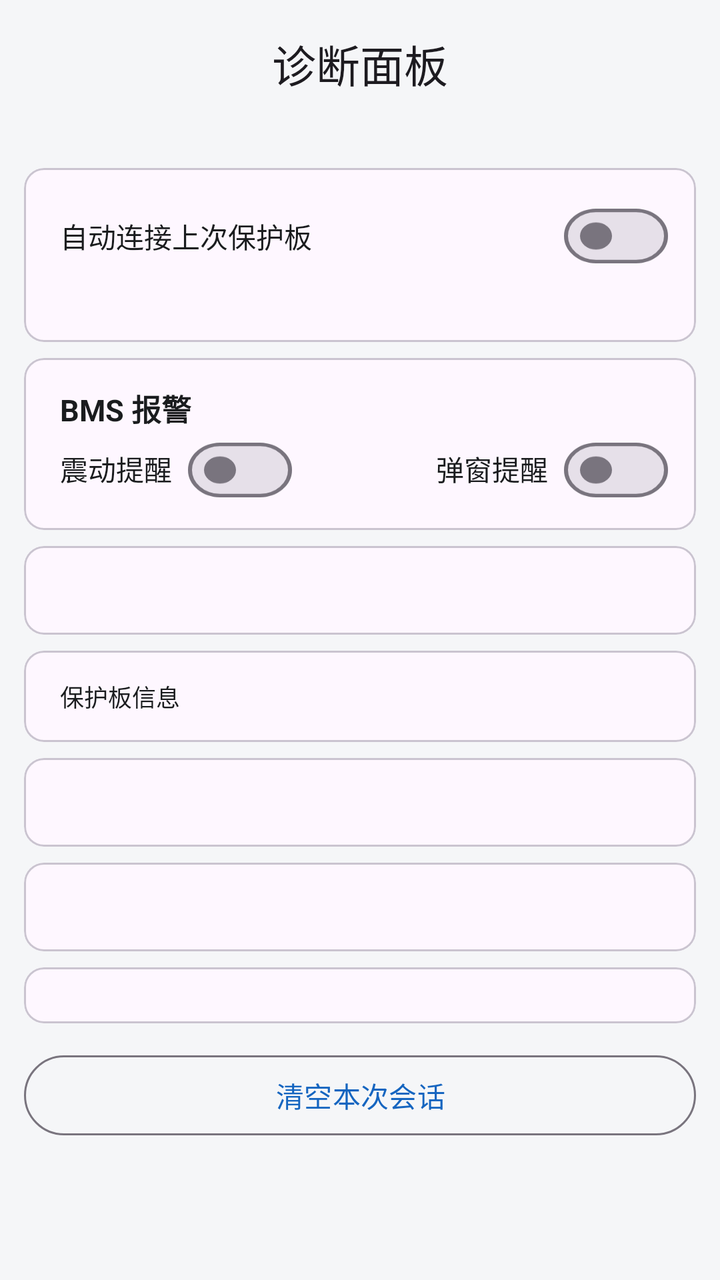
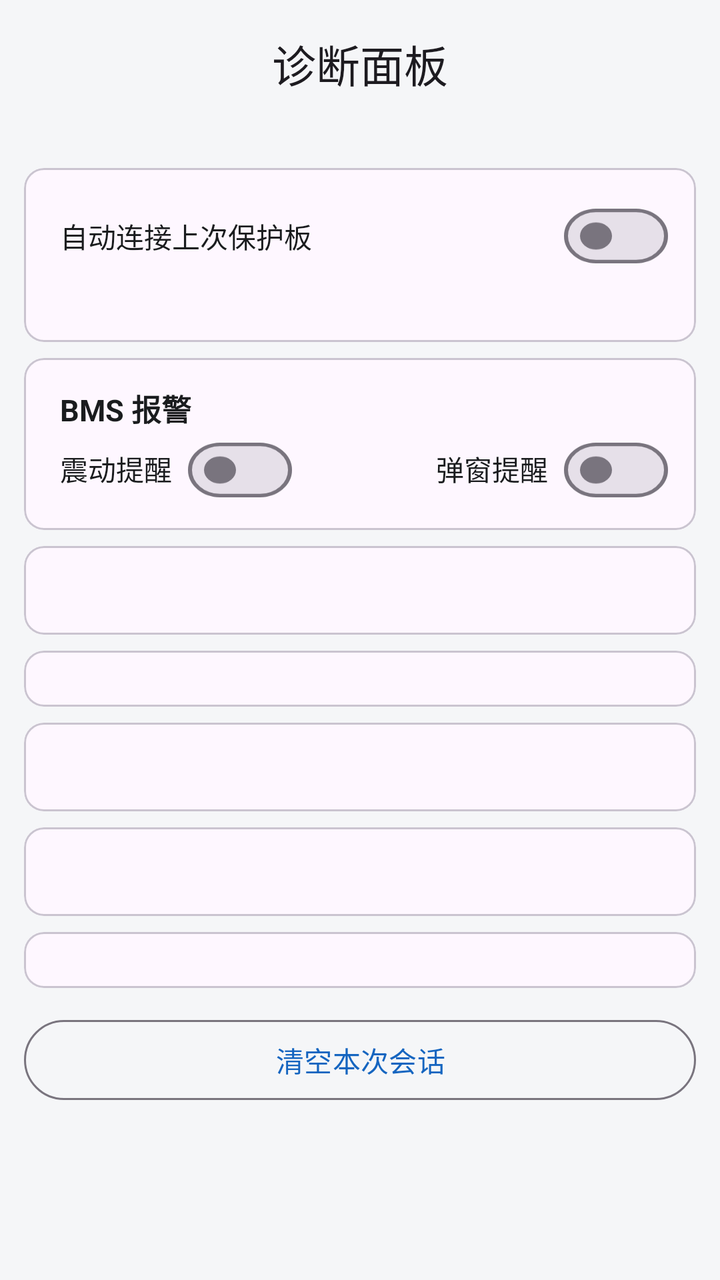

An Android layout rendered at two revisions. The XML below is the earlier revision; the diff shows what the commit changed to produce the second picture.
<!-- AndroidManifest.xml: application theme Theme.YYBMS -->
<!-- res/layout/activity_diag.xml -->
<?xml version="1.0" encoding="utf-8"?>
<LinearLayout xmlns:android="http://schemas.android.com/apk/res/android"
    xmlns:app="http://schemas.android.com/apk/res-auto"
    android:layout_width="match_parent"
    android:layout_height="match_parent"
    android:orientation="vertical">

    
    <com.google.android.material.appbar.MaterialToolbar
        android:id="@+id/toolbar"
        android:layout_width="match_parent"
        android:layout_height="?attr/actionBarSize"
        app:titleCentered="true"
        app:title="@string/diag_title" />

    <ScrollView
        android:layout_width="match_parent"
        android:layout_height="match_parent">

        <LinearLayout
            android:layout_width="match_parent"
            android:layout_height="wrap_content"
            android:orientation="vertical"
            android:padding="12dp">

            
            <com.google.android.material.card.MaterialCardView
                style="@style/DiagCard">

                <LinearLayout
                    android:layout_width="match_parent"
                    android:layout_height="wrap_content"
                    android:orientation="vertical"
                    android:paddingStart="4dp">

                    
                    <LinearLayout
                        android:layout_width="match_parent"
                        android:layout_height="wrap_content"
                        android:layout_marginTop="4dp"
                        android:gravity="center_vertical"
                        android:orientation="horizontal">

                        <TextView
                            android:layout_width="0dp"
                            android:layout_height="wrap_content"
                            android:layout_weight="1"
                            android:text="@string/setting_auto_connect"
                            android:textColor="@color/text_primary"
                            android:textSize="14sp" />

                        <com.google.android.material.materialswitch.MaterialSwitch
                            android:id="@+id/switch_diag_auto_connect"
                            android:layout_width="wrap_content"
                            android:layout_height="28dp"
                            android:minHeight="0dp"
                            android:scaleY="0.85" />
                    </LinearLayout>

                    <TextView
                        android:id="@+id/tv_diag_saved_device"
                        android:layout_width="match_parent"
                        android:layout_height="wrap_content"
                        android:layout_marginTop="4dp"
                        android:textColor="@color/text_primary"
                        android:textSize="14sp" />
                </LinearLayout>
            </com.google.android.material.card.MaterialCardView>

            
            <com.google.android.material.card.MaterialCardView
                style="@style/DiagCard">

                <LinearLayout
                    android:layout_width="match_parent"
                    android:layout_height="wrap_content"
                    android:orientation="vertical"
                    android:paddingStart="4dp">

                    <TextView
                        style="@style/CardTitle"
                        android:layout_width="wrap_content"
                        android:layout_height="wrap_content"
                        android:text="@string/bms_alarm_title" />

                    
                    <LinearLayout
                        android:layout_width="match_parent"
                        android:layout_height="wrap_content"
                        android:layout_marginTop="4dp"
                        android:orientation="horizontal">

                        <TextView
                            android:layout_width="wrap_content"
                            android:layout_height="wrap_content"
                            android:layout_marginEnd="8dp"
                            android:text="@string/bms_alarm_vibrate"
                            android:textColor="@color/text_primary"
                            android:textSize="14sp" />

                        <com.google.android.material.materialswitch.MaterialSwitch
                            android:id="@+id/switch_diag_vibrate"
                            android:layout_width="wrap_content"
                            android:layout_height="28dp"
                            android:minHeight="0dp"
                            android:scaleY="0.85" />

                        <Space
                            android:layout_width="0dp"
                            android:layout_height="1dp"
                            android:layout_weight="1" />

                        <TextView
                            android:layout_width="wrap_content"
                            android:layout_height="wrap_content"
                            android:layout_marginEnd="8dp"
                            android:text="@string/bms_alarm_dialog"
                            android:textColor="@color/text_primary"
                            android:textSize="14sp" />

                        <com.google.android.material.materialswitch.MaterialSwitch
                            android:id="@+id/switch_diag_dialog"
                            android:layout_width="wrap_content"
                            android:layout_height="28dp"
                            android:minHeight="0dp"
                            android:scaleY="0.85" />
                    </LinearLayout>
                </LinearLayout>
            </com.google.android.material.card.MaterialCardView>


       <com.google.android.material.card.MaterialCardView
         style="@style/DiagCard">

    
    <TextView
    style="@style/DiagText"
    android:id="@+id/tv_device" />
      </com.google.android.material.card.MaterialCardView>



     <com.google.android.material.card.MaterialCardView
            style="@style/DiagCard">

        <LinearLayout
  style="@style/DiagTable">

     <TextView
   style="@style/DiagText"
android:text="保护板信息" />

            <LinearLayout
      android:id="@+id/ll_identity"
     android:layout_width="match_parent"
           android:layout_height="wrap_content"
  android:orientation="vertical" />
        </LinearLayout>
    </com.google.android.material.card.MaterialCardView>

            
            <com.google.android.material.card.MaterialCardView
                style="@style/DiagCard">

                <TextView
                    style="@style/DiagText"
                    android:id="@+id/tv_derived" />
            </com.google.android.material.card.MaterialCardView>


        
        <com.google.android.material.card.MaterialCardView
style="@style/DiagCard">

       <LinearLayout
       style="@style/DiagTable">

    <LinearLayout
            android:id="@+id/ll_alarms"
   android:layout_width="match_parent"
                android:layout_height="wrap_content"
 android:orientation="vertical" />

      <TextView
             style="@style/DiagText"
 android:id="@+id/tv_alarms" />
         </LinearLayout>
        </com.google.android.material.card.MaterialCardView>

            
            <com.google.android.material.card.MaterialCardView
       style="@style/DiagCard">

  <LinearLayout
      style="@style/DiagTable">

    <LinearLayout
        android:id="@+id/ll_anchors"
      android:layout_width="match_parent"
        android:layout_height="wrap_content"
      android:orientation="vertical" />
    </LinearLayout>
            </com.google.android.material.card.MaterialCardView>

            <com.google.android.material.button.MaterialButton
                android:id="@+id/btn_reset"
                style="@style/Widget.Material3.Button.OutlinedButton"
                android:layout_width="match_parent"
                android:layout_height="wrap_content"
                android:layout_marginTop="12dp"
                android:layout_marginBottom="24dp"
                android:text="@string/diag_reset" />
        </LinearLayout>
    </ScrollView>
</LinearLayout>
<!-- resources referenced by this layout -->
<resources>
  <color name="text_primary">#1A1C1E</color>
  <string name="bms_alarm_dialog">弹窗提醒</string>
  <string name="bms_alarm_title">BMS 报警</string>
  <string name="bms_alarm_vibrate">震动提醒</string>
  <string name="diag_reset">清空本次会话</string>
  <string name="diag_title">诊断面板</string>
  <string name="setting_auto_connect">自动连接上次保护板</string>
  <style name="CardTitle">
          <item name="android:layout_width">wrap_content</item>
          <item name="android:layout_height">wrap_content</item>
          <item name="android:textSize">15sp</item>
          <item name="android:textStyle">bold</item>
          <item name="android:textColor">@color/text_primary</item>
      </style>
  <style name="DiagCard">
          <item name="android:layout_width">match_parent</item>
          <item name="android:layout_height">wrap_content</item>
          <item name="android:layout_marginTop">8dp</item>
          
          <item name="contentPadding">14dp</item>
          
          <item name="cardCornerRadius">10dp</item>
      </style>
  <style name="DiagTable">
          <item name="android:layout_width">match_parent</item>
          <item name="android:layout_height">wrap_content</item>
          <item name="android:orientation">vertical</item>
      </style>
  <style name="DiagText">
       <item name="android:layout_width">match_parent</item>
          <item name="android:layout_height">wrap_content</item>
     <item name="android:fontFamily">monospace</item>
          <item name="android:textSize">12sp</item>
          <item name="android:textColor">@color/text_primary</item>
          <item name="android:lineSpacingMultiplier">1.25</item>
          
          <item name="android:paddingStart">4dp</item>
      </style>
  <style name="Theme.YYBMS" parent="Theme.Material3.DayNight.NoActionBar">
          <item name="colorPrimary">@color/primary</item>
          <item name="colorPrimaryDark">@color/primary_dark</item>
          <item name="android:statusBarColor" tools:targetApi="l">?attr/colorPrimary</item>
          <item name="android:windowBackground">@color/background</item>
      </style>
  <color name="primary">#1565C0</color>
  <color name="primary_dark">#0D47A1</color>
  <color name="background">#F5F6F8</color>
</resources>

<!-- the commit's change to res/layout/activity_diag.xml (unified diff, before → after) -->
@@ -145,10 +145,6 @@
 
         <LinearLayout
   style="@style/DiagTable">
-
-     <TextView
-   style="@style/DiagText"
-android:text="保护板信息" />
 
             <LinearLayout
       android:id="@+id/ll_identity"
